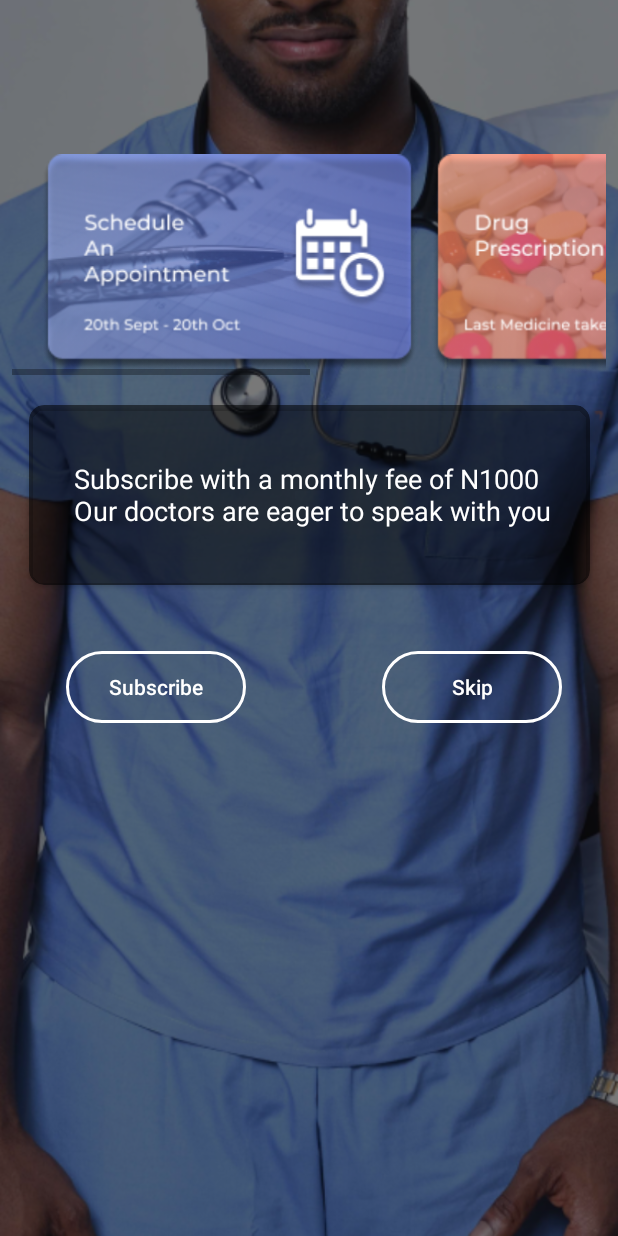
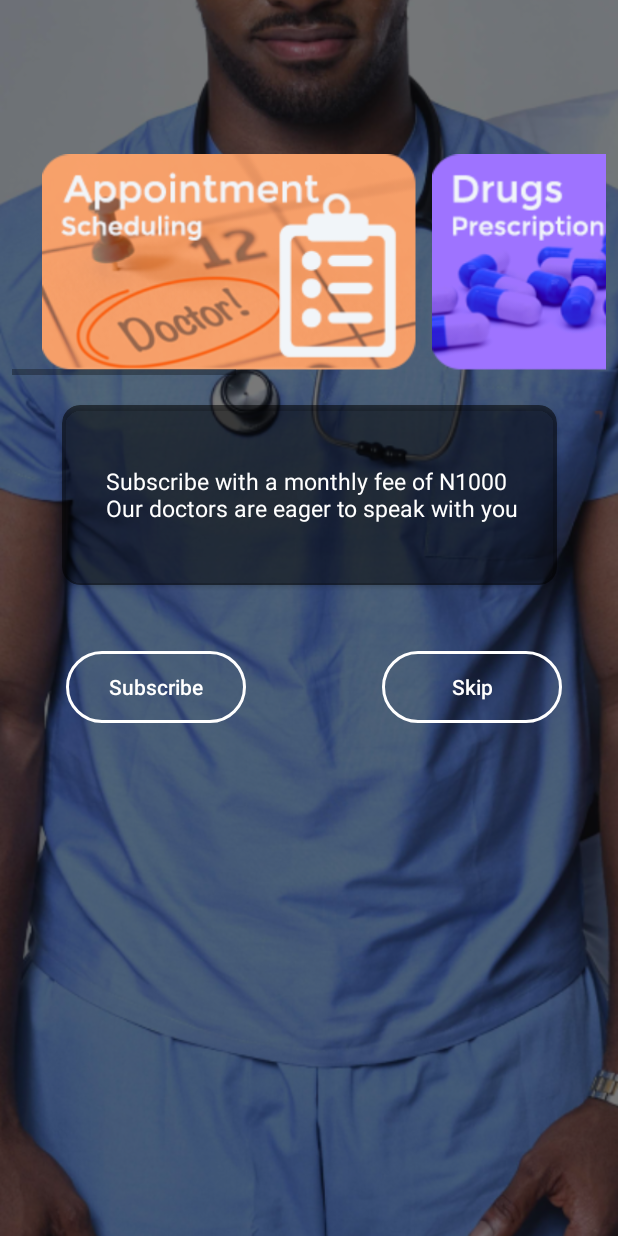
Before and after one commit to kunledarams2/audio, an Android app: the Subscription screen opened directly, with no data from a screen before it, on a phone screen of 412 x 824 dp. Run offline under Robolectric (Android 15) with nearby library versions, the phone set to English and light mode, and no system bars.

Commit message:
jipack S

```diff
--- a/audio_sdk/src/main/res/layout/activity_subscription.xml
+++ b/audio_sdk/src/main/res/layout/activity_subscription.xml
@@ -38,21 +38,28 @@
                 android:layout_width="250dp"
                 android:layout_height="150dp"
                 android:layout_marginStart="20dp"
-                android:src="@drawable/card_appointment" />
+                android:src="@drawable/appointment" />
 
             <ImageView
                 android:id="@+id/prescriptions"
                 android:layout_width="250dp"
                 android:layout_height="150dp"
                 android:layout_marginStart="10dp"
-                android:src="@drawable/card_drugs" />
+                android:src="@drawable/drugs" />
 
             <ImageView
                 android:id="@+id/fertility"
                 android:layout_width="250dp"
                 android:layout_height="150dp"
                 android:layout_marginStart="10dp"
-                android:src="@drawable/card_fertility" />
+                android:src="@drawable/fertility" />
+
+            <ImageView
+                android:id="@+id/diet"
+                android:layout_width="250dp"
+                android:layout_height="150dp"
+                android:layout_marginStart="10dp"
+                android:src="@drawable/diet" />
         </LinearLayout>
     </HorizontalScrollView>
 
@@ -64,7 +71,7 @@
         android:layout_marginTop="20dp"
         android:layout_marginEnd="8dp"
         app:cardBackgroundColor="@color/colorPrimaryTrans"
-        app:cardCornerRadius="10dp"
+        app:cardCornerRadius="12dp"
         app:contentPadding="2dp"
         app:layout_constraintEnd_toEndOf="parent"
         app:layout_constraintStart_toStartOf="parent"
@@ -80,7 +87,7 @@
             android:padding="15dp"
             android:text="@string/subscriptionInfo"
             android:textColor="#fff"
-            android:textSize="18sp" />
+            android:textSize="15sp" />
     </androidx.cardview.widget.CardView>
 
     <Button
```
Also changed, not shown: audio_sdk/build.gradle (+9 -0 lines), build.gradle (+13 -9 lines), audio_sdk/src/main/res/drawable/appointment.png (added), audio_sdk/src/main/res/drawable/diet.png (added), audio_sdk/src/main/res/drawable/drugs.png (added), audio_sdk/src/main/res/drawable/fertility.png (added).
